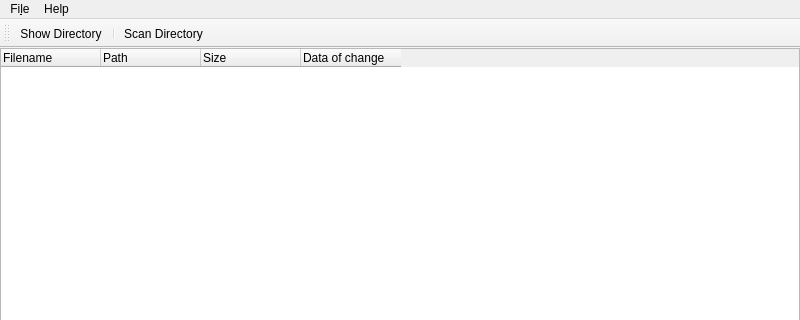
First picture: the form in src/mainwindow.ui, repository CaelmBleidd/find_duplicates, before the edit; both pictures show x 0 to 800 and y 0 to 320 of the 800 by 600 pixel window.
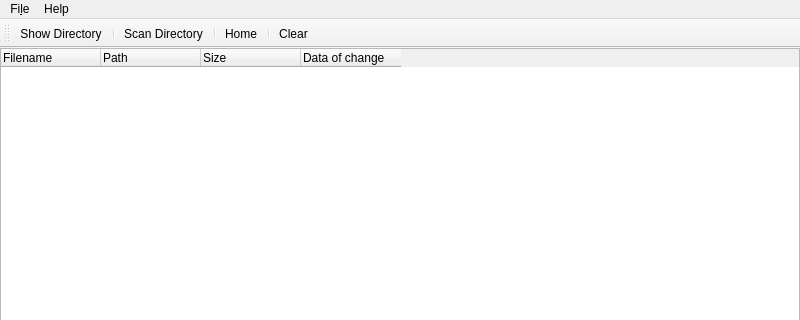
Second picture: the form after the edit.

What changed in the file:
```diff
--- a/src/mainwindow.ui
+++ b/src/mainwindow.ui
@@ -98,6 +98,10 @@
    <addaction name="actionShow_Directory"/>
    <addaction name="separator"/>
    <addaction name="actionScan_Directory"/>
+   <addaction name="separator"/>
+   <addaction name="actionHome"/>
+   <addaction name="separator"/>
+   <addaction name="actionClear"/>
   </widget>
   <action name="actionShow_Directory">
    <property name="text">
@@ -131,6 +135,25 @@
    </property>
    <property name="toolTip">
     <string>Scan Directory</string>
+   </property>
+   <property name="shortcut">
+    <string>Meta+S</string>
+   </property>
+  </action>
+  <action name="actionHome">
+   <property name="text">
+    <string>Home</string>
+   </property>
+   <property name="toolTip">
+    <string>Go to home folder</string>
+   </property>
+  </action>
+  <action name="actionClear">
+   <property name="text">
+    <string>Clear</string>
+   </property>
+   <property name="toolTip">
+    <string>Delete choosen files</string>
    </property>
   </action>
  </widget>
```
Left out of the diff: 17 changed lines with no effect on the pictures.
